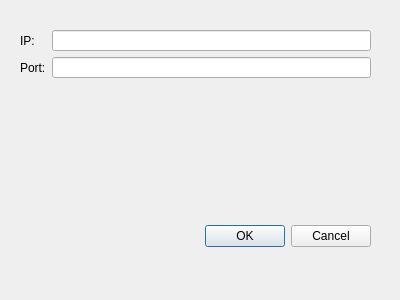
This is V/dlgadduserbyaddress.ui in thinkingl/thinkingl-code-lib as Qt 5 draws it before an edit. The edited form follows.
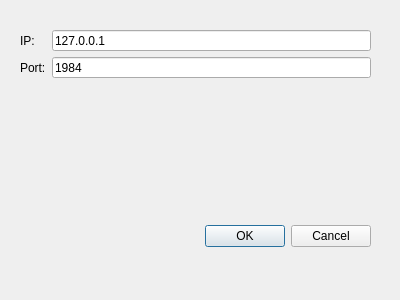
This is the edited form.

Diff of the .ui file:
```diff
--- a/V/dlgadduserbyaddress.ui
+++ b/V/dlgadduserbyaddress.ui
@@ -83,10 +83,18 @@
      </widget>
     </item>
     <item row="0" column="1">
-     <widget class="QLineEdit" name="lineEditIP"/>
+     <widget class="QLineEdit" name="lineEditIP">
+      <property name="text">
+       <string>127.0.0.1</string>
+      </property>
+     </widget>
     </item>
     <item row="1" column="1">
-     <widget class="QLineEdit" name="lineEditPort"/>
+     <widget class="QLineEdit" name="lineEditPort">
+      <property name="text">
+       <string>1984</string>
+      </property>
+     </widget>
     </item>
    </layout>
   </widget>
```
Left out of the diff: 11 changed lines with no effect on the pictures.
